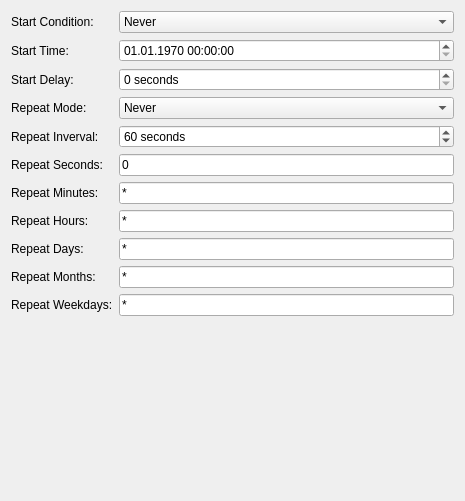
First picture: the form in src/brickv/plugin_system/plugins/red/ui/new_program_schedule.ui, repository Tinkerforge/brickv, before the edit.
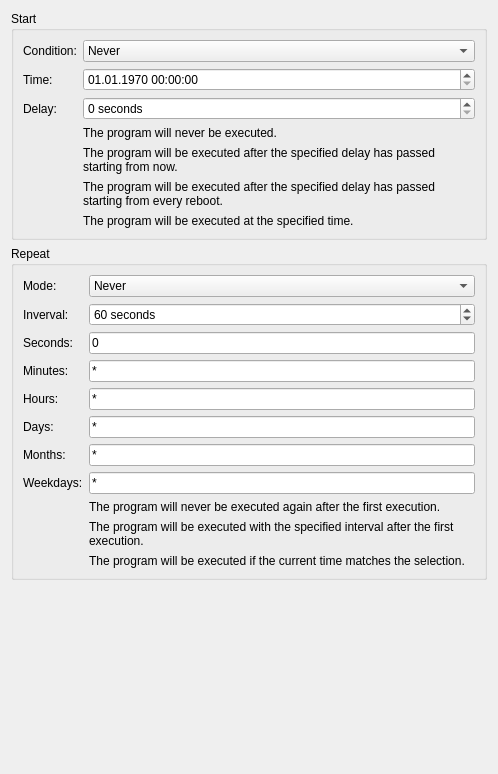
Second picture: the form after the edit.

Commit message: red-brick/npw: Add some help text to the schedule page

Patch:
```diff
--- a/src/brickv/plugin_system/plugins/red/ui/new_program_schedule.ui
+++ b/src/brickv/plugin_system/plugins/red/ui/new_program_schedule.ui
@@ -6,26 +6,22 @@
    <rect>
     <x>0</x>
     <y>0</y>
-    <width>465</width>
-    <height>501</height>
+    <width>498</width>
+    <height>774</height>
    </rect>
   </property>
   <property name="windowTitle">
    <string>Form</string>
   </property>
+  <layout class="QVBoxLayout" name="verticalLayout_2">
+   <item>
+    <widget class="QGroupBox" name="groupBox">
+     <property name="title">
+      <string>Start</string>
+     </property>
   <layout class="QVBoxLayout" name="verticalLayout">
    <item>
     <layout class="QGridLayout" name="gridLayout">
-     <item row="0" column="0">
-      <widget class="QLabel" name="label">
-       <property name="text">
-        <string>Start Condition:</string>
-       </property>
-       <property name="buddy">
-        <cstring>combo_start_condition</cstring>
-       </property>
-      </widget>
-     </item>
      <item row="0" column="1">
       <widget class="QComboBox" name="combo_start_condition">
        <property name="sizePolicy">
@@ -56,29 +52,10 @@
        </item>
       </widget>
      </item>
-     <item row="3" column="1">
-      <widget class="QComboBox" name="combo_repeat_mode">
-       <item>
+        <item row="0" column="0">
+         <widget class="QLabel" name="label">
         <property name="text">
-         <string>Never</string>
-        </property>
-       </item>
-       <item>
-        <property name="text">
-         <string>Interval</string>
-        </property>
-       </item>
-       <item>
-        <property name="text">
-         <string>Selection</string>
-        </property>
-       </item>
-      </widget>
-     </item>
-     <item row="3" column="0">
-      <widget class="QLabel" name="label_2">
-       <property name="text">
-        <string>Repeat Mode:</string>
+           <string>Condition:</string>
        </property>
        <property name="buddy">
         <cstring>combo_repeat_mode</cstring>
@@ -88,23 +65,13 @@
      <item row="1" column="0">
       <widget class="QLabel" name="label_start_time">
        <property name="text">
-        <string>Start Time:</string>
+           <string>Time:</string>
        </property>
        <property name="buddy">
         <cstring>date_start_time</cstring>
        </property>
       </widget>
      </item>
-     <item row="2" column="0">
-      <widget class="QLabel" name="label_start_delay">
-       <property name="text">
-        <string>Start Delay:</string>
-       </property>
-       <property name="buddy">
-        <cstring>spin_start_delay</cstring>
-       </property>
-      </widget>
-     </item>
      <item row="1" column="1">
       <widget class="QDateTimeEdit" name="date_start_time">
        <property name="dateTime">
@@ -132,142 +99,273 @@
        </property>
       </widget>
      </item>
-     <item row="4" column="0">
+        <item row="2" column="0">
+         <widget class="QLabel" name="label_start_delay">
+          <property name="text">
+           <string>Delay:</string>
+          </property>
+          <property name="buddy">
+           <cstring>spin_start_delay</cstring>
+          </property>
+         </widget>
+        </item>
+        <item row="2" column="1">
+         <widget class="QSpinBox" name="spin_start_delay">
+          <property name="suffix">
+           <string> seconds</string>
+          </property>
+          <property name="maximum">
+           <number>2147483647</number>
+          </property>
+         </widget>
+        </item>
+        <item row="3" column="1">
+         <widget class="QLabel" name="label_start_condition_never_help">
+          <property name="text">
+           <string>The program will never be executed.</string>
+          </property>
+          <property name="wordWrap">
+           <bool>true</bool>
+          </property>
+         </widget>
+        </item>
+        <item row="4" column="1">
+         <widget class="QLabel" name="label_start_condition_now_help">
+          <property name="text">
+           <string>The program will be executed after the specified delay has passed starting from now.</string>
+          </property>
+          <property name="wordWrap">
+           <bool>true</bool>
+          </property>
+         </widget>
+        </item>
+        <item row="5" column="1">
+         <widget class="QLabel" name="label_start_condition_reboot_help">
+          <property name="text">
+           <string>The program will be executed after the specified delay has passed starting from every reboot.</string>
+          </property>
+          <property name="wordWrap">
+           <bool>true</bool>
+          </property>
+         </widget>
+        </item>
+        <item row="6" column="1">
+         <widget class="QLabel" name="label_start_condition_time_help">
+          <property name="text">
+           <string>The program will be executed at the specified time.</string>
+          </property>
+          <property name="wordWrap">
+           <bool>true</bool>
+          </property>
+         </widget>
+        </item>
+       </layout>
+      </item>
+     </layout>
+    </widget>
+   </item>
+   <item>
+    <widget class="QGroupBox" name="groupBox_2">
+     <property name="title">
+      <string>Repeat</string>
+     </property>
+     <layout class="QVBoxLayout" name="verticalLayout_3">
+      <item>
+       <layout class="QGridLayout" name="gridLayout_2">
+        <item row="0" column="1">
+         <widget class="QComboBox" name="combo_repeat_mode">
+          <property name="sizePolicy">
+           <sizepolicy hsizetype="Preferred" vsizetype="Fixed">
+            <horstretch>1</horstretch>
+            <verstretch>0</verstretch>
+           </sizepolicy>
+          </property>
+          <item>
+           <property name="text">
+            <string>Never</string>
+           </property>
+          </item>
+          <item>
+           <property name="text">
+            <string>Interval</string>
+           </property>
+          </item>
+          <item>
+           <property name="text">
+            <string>Selection</string>
+           </property>
+          </item>
+         </widget>
+        </item>
+        <item row="0" column="0">
+         <widget class="QLabel" name="label_2">
+          <property name="text">
+           <string>Mode:</string>
+          </property>
+          <property name="buddy">
+           <cstring>combo_repeat_mode</cstring>
+          </property>
+         </widget>
+        </item>
+        <item row="1" column="0">
       <widget class="QLabel" name="label_repeat_interval">
        <property name="text">
-        <string>Repeat Inverval:</string>
+           <string>Inverval:</string>
        </property>
        <property name="buddy">
         <cstring>spin_repeat_interval</cstring>
        </property>
       </widget>
      </item>
-     <item row="5" column="0">
+        <item row="2" column="0">
       <widget class="QLabel" name="label_repeat_seconds">
        <property name="text">
-        <string>Repeat Seconds:</string>
+           <string>Seconds:</string>
        </property>
        <property name="buddy">
         <cstring>edit_repeat_seconds</cstring>
        </property>
       </widget>
      </item>
-     <item row="10" column="0">
-      <widget class="QLabel" name="label_repeat_weekdays">
-       <property name="text">
-        <string>Repeat Weekdays:</string>
-       </property>
-       <property name="buddy">
-        <cstring>edit_repeat_weekdays</cstring>
-       </property>
-      </widget>
-     </item>
-     <item row="9" column="0">
-      <widget class="QLabel" name="label_repeat_months">
-       <property name="text">
-        <string>Repeat Months:</string>
-       </property>
-       <property name="buddy">
-        <cstring>edit_repeat_months</cstring>
-       </property>
-      </widget>
-     </item>
-     <item row="8" column="0">
-      <widget class="QLabel" name="label_repeat_days">
-       <property name="text">
-        <string>Repeat Days:</string>
-       </property>
-       <property name="buddy">
-        <cstring>edit_repeat_days</cstring>
-       </property>
-      </widget>
-     </item>
-     <item row="6" column="0">
+        <item row="3" column="0">
       <widget class="QLabel" name="label_repeat_minutes">
        <property name="text">
-        <string>Repeat Minutes:</string>
+           <string>Minutes:</string>
        </property>
        <property name="buddy">
         <cstring>edit_repeat_minutes</cstring>
        </property>
       </widget>
      </item>
-     <item row="7" column="0">
+        <item row="4" column="0">
       <widget class="QLabel" name="label_repeat_hours">
        <property name="text">
-        <string>Repeat Hours:</string>
+           <string>Hours:</string>
        </property>
        <property name="buddy">
         <cstring>edit_repeat_hours</cstring>
        </property>
       </widget>
      </item>
-     <item row="5" column="1">
+        <item row="5" column="0">
+         <widget class="QLabel" name="label_repeat_days">
+          <property name="text">
+           <string>Days:</string>
+          </property>
+          <property name="buddy">
+           <cstring>edit_repeat_days</cstring>
+          </property>
+         </widget>
+        </item>
+        <item row="1" column="1">
+         <widget class="QSpinBox" name="spin_repeat_interval">
+          <property name="suffix">
+           <string> seconds</string>
+          </property>
+          <property name="maximum">
+           <number>2147483647</number>
+          </property>
+          <property name="value">
+           <number>60</number>
+          </property>
+         </widget>
+        </item>
+        <item row="2" column="1">
       <widget class="QLineEdit" name="edit_repeat_seconds">
        <property name="text">
         <string>0</string>
        </property>
       </widget>
      </item>
-     <item row="6" column="1">
+        <item row="3" column="1">
       <widget class="QLineEdit" name="edit_repeat_minutes">
        <property name="text">
         <string>*</string>
        </property>
       </widget>
      </item>
-     <item row="7" column="1">
+        <item row="4" column="1">
       <widget class="QLineEdit" name="edit_repeat_hours">
        <property name="text">
         <string>*</string>
        </property>
       </widget>
      </item>
-     <item row="8" column="1">
+        <item row="5" column="1">
       <widget class="QLineEdit" name="edit_repeat_days">
        <property name="text">
         <string>*</string>
        </property>
       </widget>
      </item>
-     <item row="9" column="1">
+        <item row="6" column="0">
+         <widget class="QLabel" name="label_repeat_months">
+          <property name="text">
+           <string>Months:</string>
+          </property>
+          <property name="buddy">
+           <cstring>edit_repeat_months</cstring>
+          </property>
+         </widget>
+        </item>
+        <item row="7" column="0">
+         <widget class="QLabel" name="label_repeat_weekdays">
+          <property name="text">
+           <string>Weekdays:</string>
+          </property>
+          <property name="buddy">
+           <cstring>edit_repeat_weekdays</cstring>
+          </property>
+         </widget>
+        </item>
+        <item row="6" column="1">
       <widget class="QLineEdit" name="edit_repeat_months">
        <property name="text">
         <string>*</string>
        </property>
       </widget>
      </item>
-     <item row="10" column="1">
+        <item row="7" column="1">
       <widget class="QLineEdit" name="edit_repeat_weekdays">
        <property name="text">
         <string>*</string>
        </property>
       </widget>
      </item>
-     <item row="2" column="1">
-      <widget class="QSpinBox" name="spin_start_delay">
-       <property name="suffix">
-        <string> seconds</string>
-       </property>
-       <property name="maximum">
-        <number>2147483647</number>
+        <item row="8" column="1">
+         <widget class="QLabel" name="label_repeat_mode_never_help">
+          <property name="text">
+           <string>The program will never be executed again after the first execution.</string>
+          </property>
+          <property name="wordWrap">
+           <bool>true</bool>
        </property>
       </widget>
      </item>
-     <item row="4" column="1">
-      <widget class="QSpinBox" name="spin_repeat_interval">
-       <property name="suffix">
-        <string> seconds</string>
-       </property>
-       <property name="maximum">
-        <number>2147483647</number>
-       </property>
-       <property name="value">
-        <number>60</number>
-       </property>
+        <item row="9" column="1">
+         <widget class="QLabel" name="label_repeat_mode_interval_help">
+          <property name="text">
+           <string>The program will be executed with the specified interval after the first execution.</string>
+          </property>
+          <property name="wordWrap">
+           <bool>true</bool>
+          </property>
+         </widget>
+        </item>
+        <item row="10" column="1">
+         <widget class="QLabel" name="label_repeat_mode_selection_help">
+          <property name="text">
+           <string>The program will be executed if the current time matches the selection.</string>
+          </property>
+          <property name="wordWrap">
+           <bool>true</bool>
+          </property>
       </widget>
      </item>
     </layout>
+      </item>
+     </layout>
+    </widget>
    </item>
    <item>
     <spacer name="verticalSpacer">
```
Left out of the diff: 2 changed lines with no effect on the pictures. Lines whose indentation alone changed are shown as unchanged. The commit also changes 2 other files.
